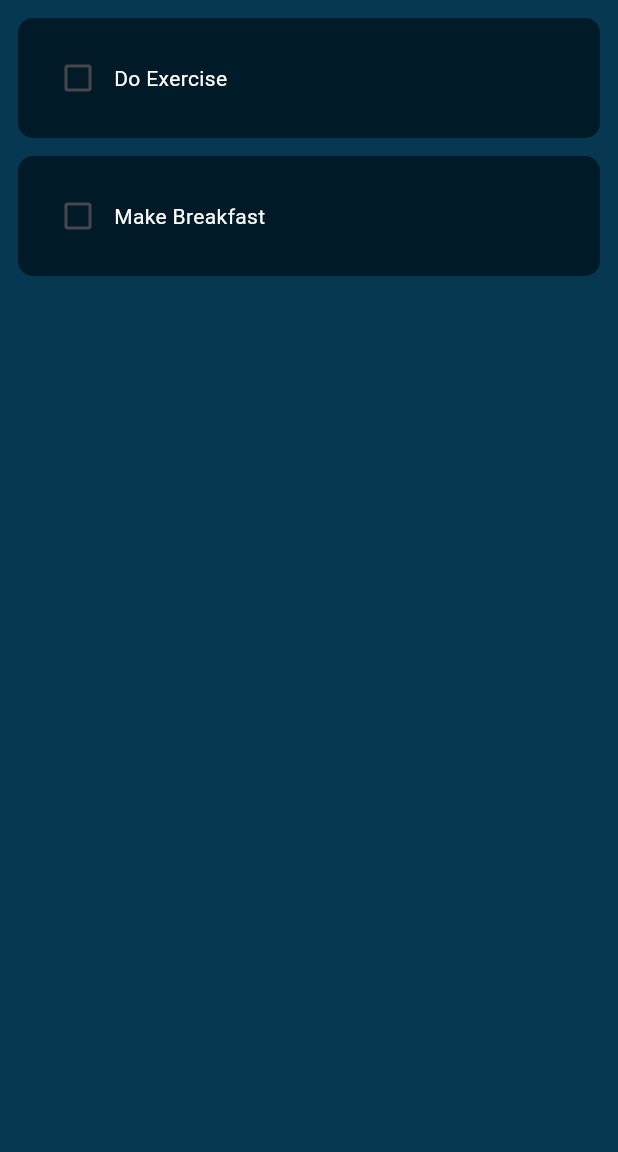
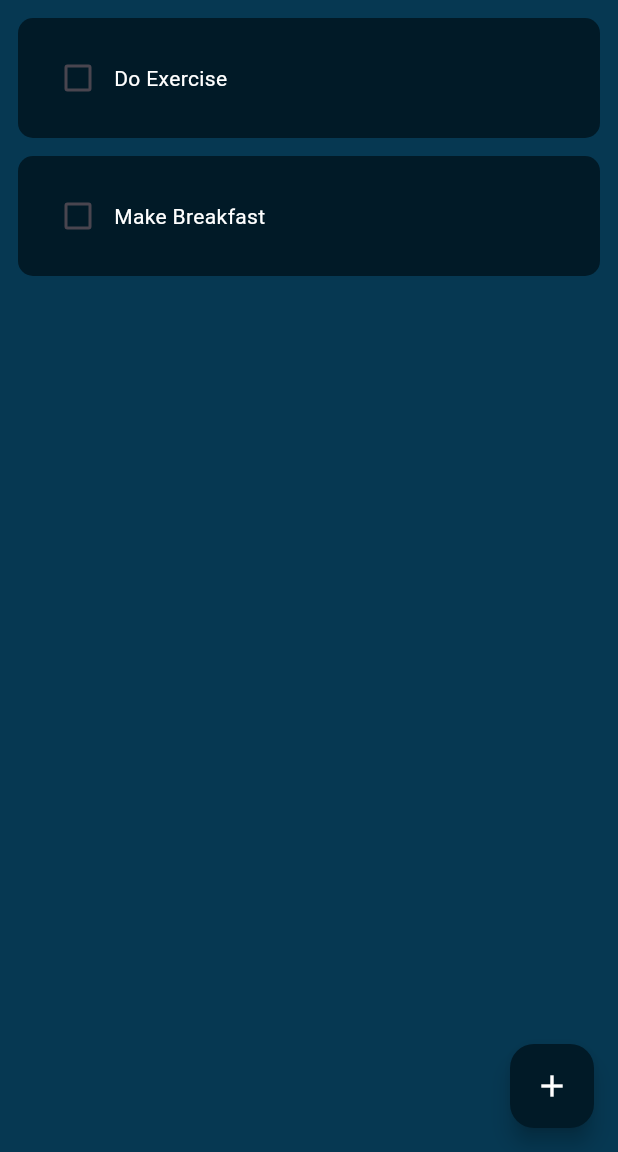
Before and after one commit to EdiomiEtim/Todo-list, a Flutter app: the screen it shows after launch, on a phone screen of 412 x 824 dp, the part 84-1236 px from its top. Run offline on Flutter 3.47's test engine with Material 3 defaults, Android fonts, the phone set to English and light mode, and no system bars.

Commit message:
✅ Added a dialogbox to add new task to the tile styled text with strike-through ato mark task as done

```diff
--- a/lib/utils/to_do_tile.dart
+++ b/lib/utils/to_do_tile.dart
@@ -3,7 +3,7 @@ import 'package:flutter/material.dart';
 class ToDoTile extends StatelessWidget {
   final String taskname;
   final bool taskcompleted;
-  Function(bool?)? onchanged;
+  final Function(bool?)? onchanged;
   ToDoTile({
     super.key,
     required this.taskname,
@@ -31,7 +31,18 @@ class ToDoTile extends StatelessWidget {
             // splashRadius: 20,
           ),
           //task name
-          Text(taskname, style: TextStyle(color: Colors.white)),
+          Text(
+            taskname,
+            style: TextStyle(
+              color: Colors.white,
+              decoration:
+                  taskcompleted
+                      ? TextDecoration.lineThrough
+                      : TextDecoration.none,
+              decorationColor: Colors.white,
+              decorationThickness: 2.5,
+            ),
+          ),
         ],
       ),
     );
```
Also changed, not shown: lib/pages/home_page.dart (+36 -0 lines), lib/utils/dialogbox.dart (+57 -0 lines), lib/utils/my_button.dart (added, +16 -0 lines), assets/images/to-do _ist_addbox.jpg (added), assets/images/to-do _ist_tile.jpg (added), 1 other file.
